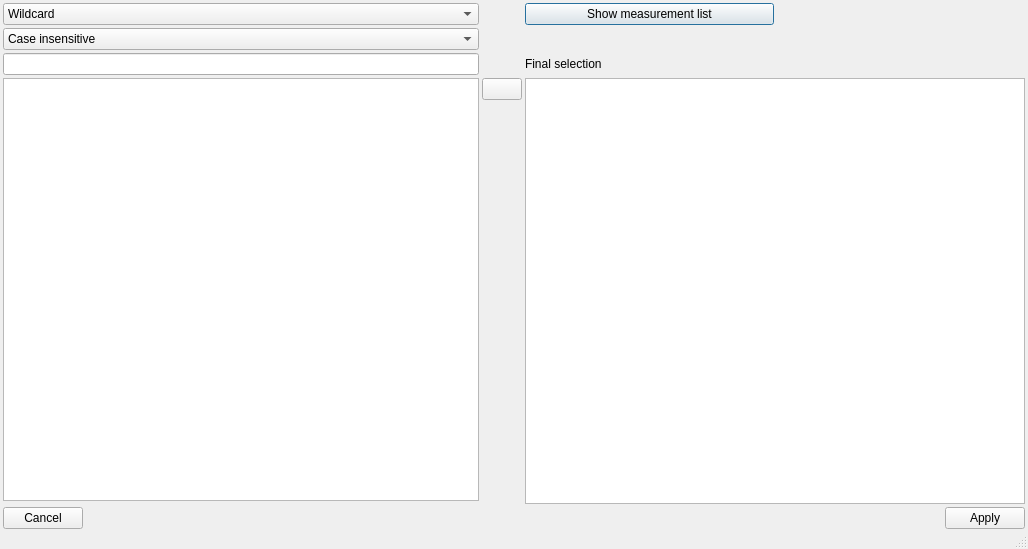
The window that src/asammdf/gui/ui/multi_search_dialog.ui (danielhrisca/asammdf) describes before a commit, drawn with Qt 5.
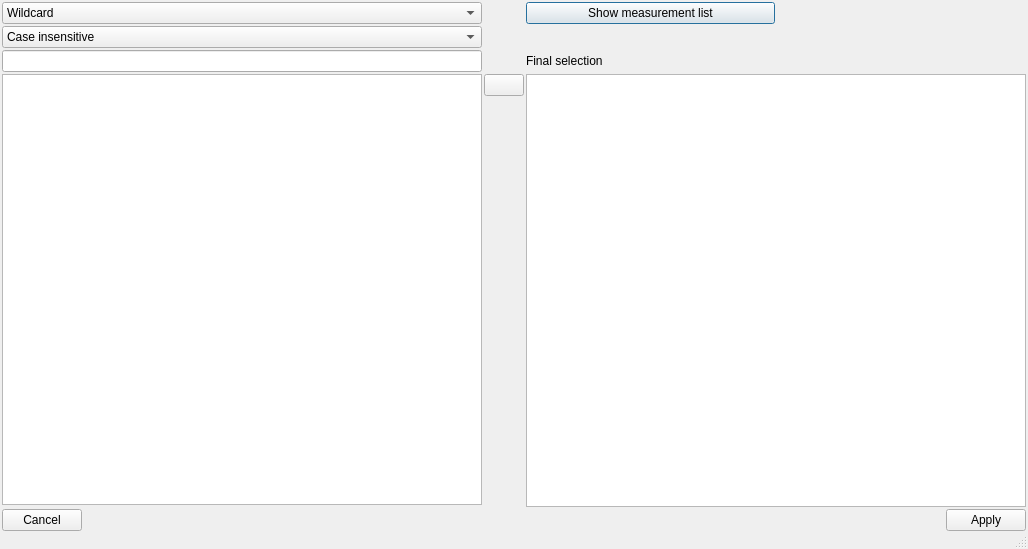
The same window after the commit. Icons and pictures are not drawn. Custom widgets are drawn as their Qt base class.

```diff
--- a/src/asammdf/gui/ui/multi_search_dialog.ui
+++ b/src/asammdf/gui/ui/multi_search_dialog.ui
@@ -18,19 +18,19 @@
   </property>
   <layout class="QGridLayout" name="grid_layout" columnstretch="1,0,0,0,0,0">
    <property name="leftMargin">
-  <number>3</number>
+  <number>2</number>
 </property>
    <property name="topMargin">
-  <number>3</number>
+  <number>2</number>
 </property>
    <property name="rightMargin">
-  <number>3</number>
+  <number>2</number>
 </property>
    <property name="bottomMargin">
-  <number>3</number>
+  <number>2</number>
 </property>
    <property name="spacing">
-  <number>3</number>
+  <number>2</number>
 </property>
    <item row="0" column="0">
     <widget class="QComboBox" name="match_kind">
@@ -110,7 +110,7 @@
    <item row="9" column="0" colspan="6">
     <layout class="QHBoxLayout" name="horizontalLayout" stretch="0,1,0">
      <property name="spacing">
-  <number>3</number>
+  <number>2</number>
 </property>
      <item>
       <widget class="QPushButton" name="cancel_btn">
```
